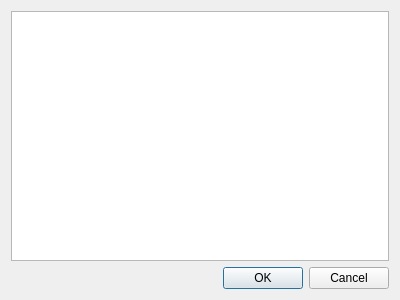
Qt form src/plugins/dataStore/DataStore/src/datastorewindow.ui (opencor/opencor) before a commit.
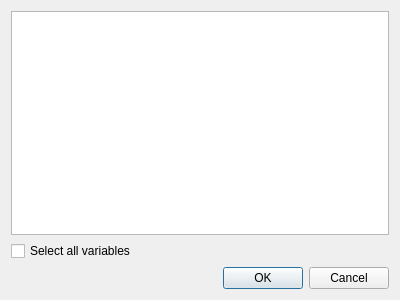
The same form after that commit.

Commit message: Data store exporters: some work on allowing the selection of model parameters (#1008).

Patch:
```diff
--- a/src/plugins/dataStore/DataStore/src/datastorewindow.ui
+++ b/src/plugins/dataStore/DataStore/src/datastorewindow.ui
@@ -21,6 +21,16 @@
      </attribute>
     </widget>
    </item>
+   <item>
+    <widget class="QCheckBox" name="allVariablesCheckBox">
+     <property name="text">
+      <string>Select all variables</string>
+     </property>
+     <property name="tristate">
+      <bool>true</bool>
+     </property>
+    </widget>
+   </item>
    <item>
     <widget class="QDialogButtonBox" name="buttonBox">
      <property name="standardButtons">
```
The commit also changes 2 other files.
